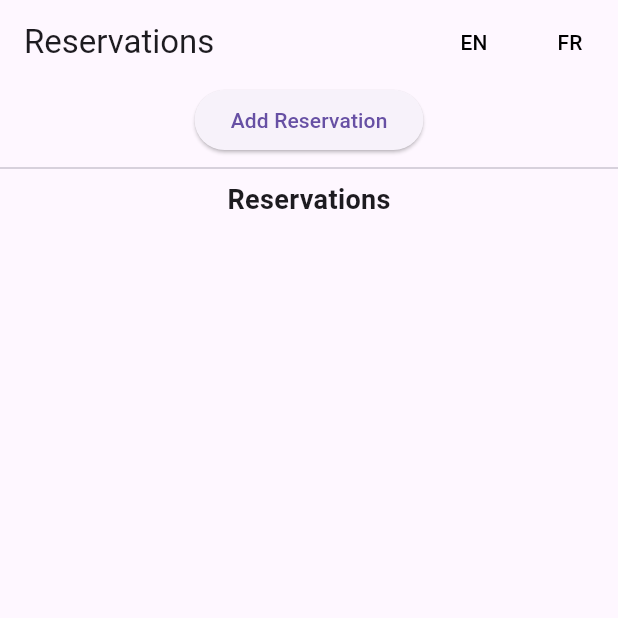
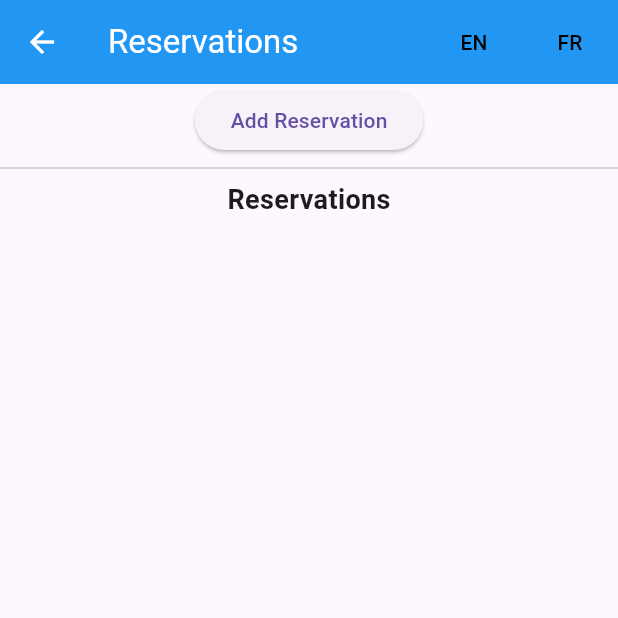
Before and after one commit to hades1clack/cst2355_final_group, a Flutter app: the ReservationPage screen opened directly, after a tap on "EN", on a phone screen of 412 x 824 dp, the top half of it. Run offline on Flutter 3.47's test engine with Material 3 defaults, Android fonts, the phone set to English and light mode, and no system bars; our stand-ins replace floor, sqflite; missing offline and left inert: encrypted_shared_preferences; accounts and stored records are empty; generated files the repository leaves out were written again.

Commit message:
final commit before merge

```diff
--- a/lib/main.dart
+++ b/lib/main.dart
@@ -1,16 +1,22 @@
+import 'dart:ui';
 import 'package:flutter/material.dart';
 import 'package:flutter_localizations/flutter_localizations.dart';
-import 'localization/AppLocalizations.dart';
+import 'localization/AppLocalizations.dart'; // Make sure this is your actual localization class
 import 'reservation_page.dart';
+// TODO: Import other feature pages here once created
+// import 'customer.dart';
+// import 'airplane.dart';
+// import 'flights.dart';
 
-void main() => runApp(const MyApp());
+void main() {
+  runApp(MyApp());
+}
 
 class MyApp extends StatefulWidget {
   const MyApp({super.key});
 
   static void setLocale(BuildContext context, Locale newLocale) {
-    final _MyAppState? state =
-    context.findAncestorStateOfType<_MyAppState>();
+    final _MyAppState? state = context.findAncestorStateOfType<_MyAppState>();
     state?.changeLanguage(newLocale);
   }
 
@@ -19,7 +25,7 @@ class MyApp extends StatefulWidget {
 }
 
 class _MyAppState extends State<MyApp> {
-  Locale _locale = const Locale("en", "US");
+  Locale _locale = const Locale("en");
 
   void changeLanguage(Locale newLocale) {
     setState(() {
@@ -30,10 +36,12 @@ class _MyAppState extends State<MyApp> {
   @override
   Widget build(BuildContext context) {
     return MaterialApp(
+      title: 'Multilingual App',
+      debugShowCheckedModeBanner: false,
       locale: _locale,
       supportedLocales: const [
-        Locale("en", "US"),
-        Locale("fr", "FR"),
+        Locale("en"),
+        Locale("fr"),
       ],
       localizationsDelegates: const [
         AppLocalizations.delegate,
@@ -41,8 +49,143 @@ class _MyAppState extends State<MyApp> {
         GlobalWidgetsLocalizations.delegate,
         GlobalCupertinoLocalizations.delegate,
       ],
-      home: const ReservationPage(),
-      debugShowCheckedModeBanner: false,
+      theme: ThemeData(
+        primarySwatch: Colors.blue,
+        appBarTheme: const AppBarTheme(
+          backgroundColor: Colors.blue,
+          foregroundColor: Colors.white,
+        ),
+      ),
+      home: HomePage(locale: _locale, onLanguageChanged: changeLanguage),
     );
   }
 }
+
+class HomePage extends StatelessWidget {
+  final Locale locale;
+  final Function(Locale) onLanguageChanged;
+
+  const HomePage({
+    super.key,
+    required this.locale,
+    required this.onLanguageChanged,
+  });
+
+  @override
+  Widget build(BuildContext context) {
+    final t = AppLocalizations.of(context)!;
+
+    return Scaffold(
+      appBar: AppBar(
+        title: Text(t.translate('home_title') ?? 'Main Menu'),
+        actions: [
+          Padding(
+            padding: const EdgeInsets.symmetric(horizontal: 12),
+            child: DropdownButtonHideUnderline(
+              child: DropdownButton<Locale>(
+                value: locale,
+                icon: const Icon(Icons.language, color: Colors.white),
+                dropdownColor: Colors.blue,
+                onChanged: (locale) {
+                  if (locale != null) onLanguageChanged(locale);
+                },
+                items: const [
+                  DropdownMenuItem(
+                    value: Locale('en'),
+                    child: Text('English'),
+                  ),
+                  DropdownMenuItem(
+                    value: Locale('fr'),
+                    child: Text('Français'),
+                  ),
+                ],
+              ),
+            ),
+          ),
+        ],
+      ),
+      body: Stack(
+        children: [
+          Positioned.fill(
+            child: Image.asset(
+              'images/main_bg.jpg',
+              fit: BoxFit.cover,
+              alignment: Alignment.center,
+            ),
+          ),
+          Center(
+            child: Column(
+              mainAxisAlignment: MainAxisAlignment.center,
+              children: [
+                // TODO: Replace Placeholder() widgets with actual pages
+                buildImageButton(
+                  context,
+                  t.translate('customer') ?? 'Customer',
+                  const Placeholder(),
+                ),
+                buildImageButton(
+                  context,
+                  t.translate('airplane') ?? 'Airplane',
+                  const Placeholder(),
+                ),
+                buildImageButton(
+                  context,
+                  t.translate('flights') ?? 'Flights',
+                  const Placeholder(),
+                ),
+                buildImageButton(
+                  context,
+                  t.translate('reservation') ?? 'Reservation',
+                  const ReservationPage(),
+                ),
+              ],
+            ),
+          ),
+        ],
+      ),
+    );
+  }
+
+  Widget buildImageButton(BuildContext context, String title, Widget page) {
+    return Padding(
+      padding: const EdgeInsets.all(12.0),
+      child: InkWell(
+        onTap: () {
+          Navigator.push(
+            context,
+            MaterialPageRoute(builder: (_) => page),
+          );
+        },
+        child: Ink(
+          decoration: BoxDecoration(
+            image: const DecorationImage(
+              image: AssetImage('assets/button_bg.png'),
+              fit: BoxFit.cover,
+            ),
+            borderRadius: BorderRadius.circular(8),
+          ),
+          child: Container(
+            alignment: Alignment.center,
+            height: 60,
+            width: 250,
+            child: Text(
+              title,
+              style: const TextStyle(
+                fontSize: 20,
+                color: Colors.white,
+                fontWeight: FontWeight.bold,
+                shadows: [
+                  Shadow(
+                    blurRadius: 2,
+                    color: Colors.black54,
+                    offset: Offset(1, 1),
+                  )
+                ],
+              ),
+            ),
+          ),
+        ),
+      ),
+    );
+  }
+}
```
